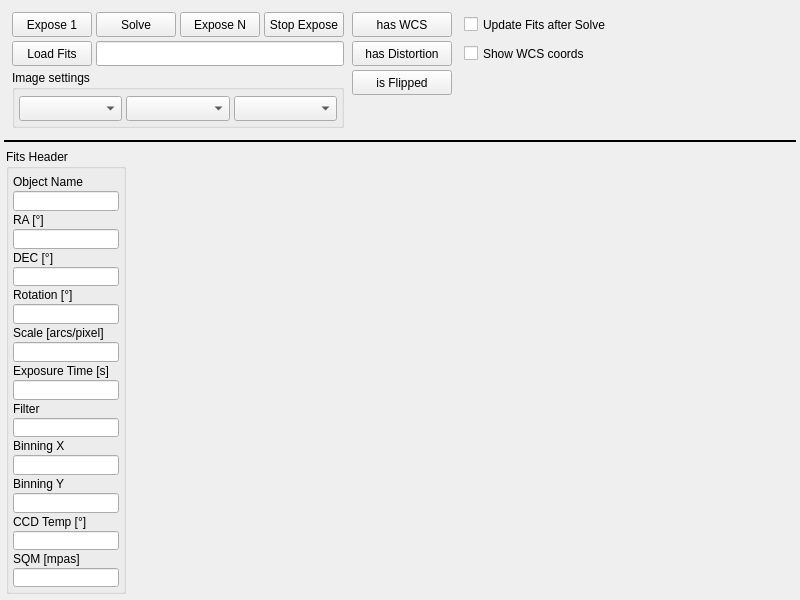
Old version of the form mw4/gui/widgets/image.ui in the repository mworion/MountWizzard4.
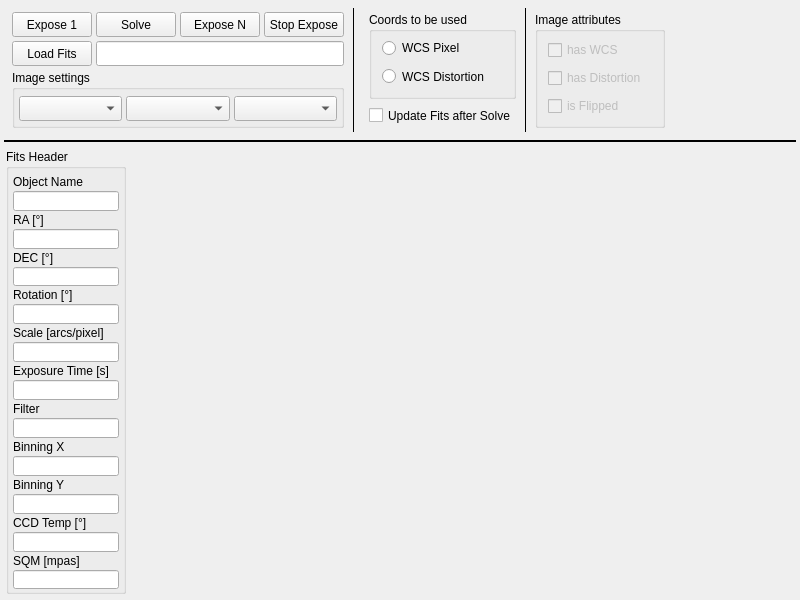
New version of the form.

Patch:
```diff
--- a/mw4/gui/widgets/image.ui
+++ b/mw4/gui/widgets/image.ui
@@ -53,7 +53,7 @@
     <number>4</number>
    </property>
    <item>
-    <layout class="QHBoxLayout" name="horizontalLayout_5" stretch="0,1">
+    <layout class="QHBoxLayout" name="horizontalLayout_5" stretch="0,0,0,0,0,0">
      <property name="spacing">
       <number>4</number>
      </property>
@@ -70,7 +70,7 @@
       <number>4</number>
      </property>
      <item>
-      <layout class="QGridLayout" name="gridLayout">
+      <layout class="QGridLayout" name="exposesettings">
        <property name="leftMargin">
         <number>4</number>
        </property>
@@ -86,89 +86,6 @@
        <property name="spacing">
         <number>4</number>
        </property>
-       <item row="0" column="2">
-        <widget class="QPushButton" name="exposeN">
-         <property name="minimumSize">
-          <size>
-           <width>80</width>
-           <height>25</height>
-          </size>
-         </property>
-         <property name="text">
-          <string>Expose N</string>
-         </property>
-        </widget>
-       </item>
-       <item row="0" column="4" rowspan="3">
-        <layout class="QVBoxLayout" name="verticalLayout">
-         <property name="spacing">
-          <number>4</number>
-         </property>
-         <property name="leftMargin">
-          <number>4</number>
-         </property>
-         <property name="topMargin">
-          <number>0</number>
-         </property>
-         <property name="rightMargin">
-          <number>4</number>
-         </property>
-         <property name="bottomMargin">
-          <number>0</number>
-         </property>
-         <item>
-          <widget class="QPushButton" name="hasCelestial">
-           <property name="enabled">
-            <bool>true</bool>
-           </property>
-           <property name="minimumSize">
-            <size>
-             <width>100</width>
-             <height>25</height>
-            </size>
-           </property>
-           <property name="text">
-            <string>has WCS</string>
-           </property>
-          </widget>
-         </item>
-         <item>
-          <widget class="QPushButton" name="hasDistortion">
-           <property name="enabled">
-            <bool>true</bool>
-           </property>
-           <property name="minimumSize">
-            <size>
-             <width>100</width>
-             <height>25</height>
-            </size>
-           </property>
-           <property name="text">
-            <string>has Distortion</string>
-           </property>
-          </widget>
-         </item>
-         <item>
-          <widget class="QPushButton" name="isFlipped">
-           <property name="enabled">
-            <bool>true</bool>
-           </property>
-           <property name="minimumSize">
-            <size>
-             <width>100</width>
-             <height>25</height>
-            </size>
-           </property>
-           <property name="text">
-            <string>is Flipped</string>
-           </property>
-          </widget>
-         </item>
-         <item>
-          <widget class="QWidget" name="widget_4" native="true"/>
-         </item>
-        </layout>
-       </item>
        <item row="1" column="0">
         <widget class="QPushButton" name="load">
          <property name="minimumSize">
@@ -182,60 +99,6 @@
          </property>
         </widget>
        </item>
-       <item row="2" column="0" colspan="4">
-        <widget class="QGroupBox" name="groupBox_2">
-         <property name="title">
-          <string>Image settings</string>
-         </property>
-         <layout class="QHBoxLayout" name="horizontalLayout_6">
-          <property name="spacing">
-           <number>4</number>
-          </property>
-          <property name="leftMargin">
-           <number>4</number>
-          </property>
-          <property name="topMargin">
-           <number>6</number>
-          </property>
-          <property name="rightMargin">
-           <number>4</number>
-          </property>
-          <property name="bottomMargin">
-           <number>4</number>
-          </property>
-          <item>
-           <widget class="QComboBox" name="zoom">
-            <property name="minimumSize">
-             <size>
-              <width>0</width>
-              <height>25</height>
-             </size>
-            </property>
-           </widget>
-          </item>
-          <item>
-           <widget class="QComboBox" name="color">
-            <property name="minimumSize">
-             <size>
-              <width>0</width>
-              <height>25</height>
-             </size>
-            </property>
-           </widget>
-          </item>
-          <item>
-           <widget class="QComboBox" name="stretch">
-            <property name="minimumSize">
-             <size>
-              <width>0</width>
-              <height>25</height>
-             </size>
-            </property>
-           </widget>
-          </item>
-         </layout>
-        </widget>
-       </item>
        <item row="0" column="1">
         <widget class="QPushButton" name="solve">
          <property name="minimumSize">
@@ -249,8 +112,8 @@
          </property>
         </widget>
        </item>
-       <item row="0" column="3">
-        <widget class="QPushButton" name="stop">
+       <item row="0" column="2">
+        <widget class="QPushButton" name="exposeN">
          <property name="minimumSize">
           <size>
            <width>80</width>
@@ -258,7 +121,7 @@
           </size>
          </property>
          <property name="text">
-          <string>Stop Expose</string>
+          <string>Expose N</string>
          </property>
         </widget>
        </item>
@@ -275,55 +138,7 @@
          </property>
         </widget>
        </item>
-       <item row="0" column="5" rowspan="3">
-        <layout class="QVBoxLayout" name="verticalLayout_4">
-         <property name="spacing">
-          <number>4</number>
-         </property>
-         <property name="leftMargin">
-          <number>4</number>
-         </property>
-         <property name="topMargin">
-          <number>0</number>
-         </property>
-         <property name="rightMargin">
-          <number>4</number>
-         </property>
-         <property name="bottomMargin">
-          <number>0</number>
-         </property>
-         <item>
-          <widget class="QCheckBox" name="checkUpdateFits">
-           <property name="minimumSize">
-            <size>
-             <width>80</width>
-             <height>25</height>
-            </size>
-           </property>
-           <property name="text">
-            <string>Update Fits after Solve</string>
-           </property>
-          </widget>
-         </item>
-         <item>
-          <widget class="QCheckBox" name="checkUseWCS">
-           <property name="minimumSize">
-            <size>
-             <width>80</width>
-             <height>25</height>
-            </size>
-           </property>
-           <property name="text">
-            <string>Show WCS coords</string>
-           </property>
-          </widget>
-         </item>
-         <item>
-          <widget class="QWidget" name="widget" native="true"/>
-         </item>
-        </layout>
-       </item>
-       <item row="1" column="1" colspan="3">
+       <item row="1" column="1" colspan="4">
         <widget class="QLineEdit" name="imageFileName">
          <property name="minimumSize">
           <size>
@@ -333,10 +148,262 @@
          </property>
         </widget>
        </item>
+       <item row="0" column="3" colspan="2">
+        <widget class="QPushButton" name="stop">
+         <property name="minimumSize">
+          <size>
+           <width>80</width>
+           <height>25</height>
+          </size>
+         </property>
+         <property name="text">
+          <string>Stop Expose</string>
+         </property>
+        </widget>
+       </item>
+       <item row="2" column="0" colspan="5">
+        <widget class="QGroupBox" name="imagesettings">
+         <property name="title">
+          <string>Image settings</string>
+         </property>
+         <layout class="QHBoxLayout" name="horizontalLayout_6">
+          <property name="spacing">
+           <number>4</number>
+          </property>
+          <property name="leftMargin">
+           <number>4</number>
+          </property>
+          <property name="topMargin">
+           <number>6</number>
+          </property>
+          <property name="rightMargin">
+           <number>4</number>
+          </property>
+          <property name="bottomMargin">
+           <number>4</number>
+          </property>
+          <item>
+           <widget class="QComboBox" name="zoom">
+            <property name="minimumSize">
+             <size>
+              <width>0</width>
+              <height>25</height>
+             </size>
+            </property>
+           </widget>
+          </item>
+          <item>
+           <widget class="QComboBox" name="color">
+            <property name="minimumSize">
+             <size>
+              <width>0</width>
+              <height>25</height>
+             </size>
+            </property>
+           </widget>
+          </item>
+          <item>
+           <widget class="QComboBox" name="stretch">
+            <property name="minimumSize">
+             <size>
+              <width>0</width>
+              <height>25</height>
+             </size>
+            </property>
+           </widget>
+          </item>
+         </layout>
+        </widget>
+       </item>
       </layout>
      </item>
      <item>
-      <widget class="QWidget" name="widget_2" native="true"/>
+      <widget class="Line" name="line_2">
+       <property name="frameShadow">
+        <enum>QFrame::Plain</enum>
+       </property>
+       <property name="midLineWidth">
+        <number>1</number>
+       </property>
+       <property name="orientation">
+        <enum>Qt::Vertical</enum>
+       </property>
+      </widget>
+     </item>
+     <item>
+      <layout class="QVBoxLayout" name="coords" stretch="0,0">
+       <property name="spacing">
+        <number>4</number>
+       </property>
+       <property name="leftMargin">
+        <number>10</number>
+       </property>
+       <property name="topMargin">
+        <number>4</number>
+       </property>
+       <property name="rightMargin">
+        <number>4</number>
+       </property>
+       <property name="bottomMargin">
+        <number>4</number>
+       </property>
+       <item>
+        <widget class="QGroupBox" name="groupBox_3">
+         <property name="title">
+          <string>Coords to be used</string>
+         </property>
+         <layout class="QVBoxLayout" name="verticalLayout_5" stretch="0,0">
+          <property name="spacing">
+           <number>4</number>
+          </property>
+          <property name="leftMargin">
+           <number>10</number>
+          </property>
+          <property name="topMargin">
+           <number>4</number>
+          </property>
+          <property name="rightMargin">
+           <number>10</number>
+          </property>
+          <property name="bottomMargin">
+           <number>4</number>
+          </property>
+          <item>
+           <widget class="QRadioButton" name="checkUsePixel">
+            <property name="text">
+             <string>WCS Pixel</string>
+            </property>
+           </widget>
+          </item>
+          <item>
+           <widget class="QRadioButton" name="checkUseWCS">
+            <property name="minimumSize">
+             <size>
+              <width>80</width>
+              <height>25</height>
+             </size>
+            </property>
+            <property name="text">
+             <string>WCS Distortion</string>
+            </property>
+           </widget>
+          </item>
+         </layout>
+        </widget>
+       </item>
+       <item>
+        <widget class="QCheckBox" name="checkUpdateFits">
+         <property name="minimumSize">
+          <size>
+           <width>80</width>
+           <height>25</height>
+          </size>
+         </property>
+         <property name="text">
+          <string>Update Fits after Solve</string>
+         </property>
+        </widget>
+       </item>
+      </layout>
+     </item>
+     <item>
+      <widget class="Line" name="line_3">
+       <property name="frameShadow">
+        <enum>QFrame::Plain</enum>
+       </property>
+       <property name="midLineWidth">
+        <number>1</number>
+       </property>
+       <property name="orientation">
+        <enum>Qt::Vertical</enum>
+       </property>
+      </widget>
+     </item>
+     <item>
+      <layout class="QVBoxLayout" name="imageattributes" stretch="0">
+       <property name="spacing">
+        <number>4</number>
+       </property>
+       <property name="leftMargin">
+        <number>4</number>
+       </property>
+       <property name="topMargin">
+        <number>4</number>
+       </property>
+       <property name="rightMargin">
+        <number>4</number>
+       </property>
+       <property name="bottomMargin">
+        <number>4</number>
+       </property>
+       <item>
+        <widget class="QGroupBox" name="attributsgroup">
+         <property name="title">
+          <string>Image attributes</string>
+         </property>
+         <layout class="QVBoxLayout" name="verticalLayout_6">
+          <property name="spacing">
+           <number>4</number>
+          </property>
+          <property name="leftMargin">
+           <number>10</number>
+          </property>
+          <property name="topMargin">
+           <number>4</number>
+          </property>
+          <property name="rightMargin">
+           <number>15</number>
+          </property>
+          <property name="bottomMargin">
+           <number>4</number>
+          </property>
+          <item>
+           <widget class="QCheckBox" name="checkHasWCS">
+            <property name="enabled">
+             <bool>false</bool>
+            </property>
+            <property name="text">
+             <string>has WCS</string>
+            </property>
+           </widget>
+          </item>
+          <item>
+           <widget class="QCheckBox" name="checkHasDistortion">
+            <property name="enabled">
+             <bool>false</bool>
+            </property>
+            <property name="text">
+             <string>has Distortion</string>
+            </property>
+           </widget>
+          </item>
+          <item>
+           <widget class="QCheckBox" name="checkIsFlipped">
+            <property name="enabled">
+             <bool>false</bool>
+            </property>
+            <property name="text">
+             <string>is Flipped</string>
+            </property>
+           </widget>
+          </item>
+         </layout>
+        </widget>
+       </item>
+      </layout>
+     </item>
+     <item>
+      <spacer name="horizontalSpacer">
+       <property name="orientation">
+        <enum>Qt::Horizontal</enum>
+       </property>
+       <property name="sizeHint" stdset="0">
+        <size>
+         <width>40</width>
+         <height>20</height>
+        </size>
+       </property>
+      </spacer>
      </item>
     </layout>
    </item>
@@ -360,7 +427,7 @@
     </widget>
    </item>
    <item>
-    <layout class="QHBoxLayout" name="horizontalLayout_3">
+    <layout class="QHBoxLayout" name="imagelayout">
      <property name="spacing">
       <number>2</number>
      </property>
@@ -393,7 +460,7 @@
        <property name="title">
         <string>Fits Header</string>
        </property>
-       <layout class="QVBoxLayout" name="verticalLayout_3" stretch="0,0,0,0,0,0,0,0,0,0,0,0,0,0,0,0,0,0,0,0,0,0,1">
+       <layout class="QVBoxLayout" name="verticalLayout_3" stretch="0,0,0,0,0,0,0,0,0,0,0,0,0,0,0,0,0,0,0,0,0,0,0">
         <property name="spacing">
          <number>2</number>
         </property>
@@ -520,7 +587,17 @@
          <widget class="QLineEdit" name="sqm"/>
         </item>
         <item>
-         <widget class="QWidget" name="widget_3" native="true"/>
+         <spacer name="verticalSpacer_2">
+          <property name="orientation">
+           <enum>Qt::Vertical</enum>
+          </property>
+          <property name="sizeHint" stdset="0">
+           <size>
+            <width>20</width>
+            <height>40</height>
+           </size>
+          </property>
+         </spacer>
         </item>
        </layout>
       </widget>
```
